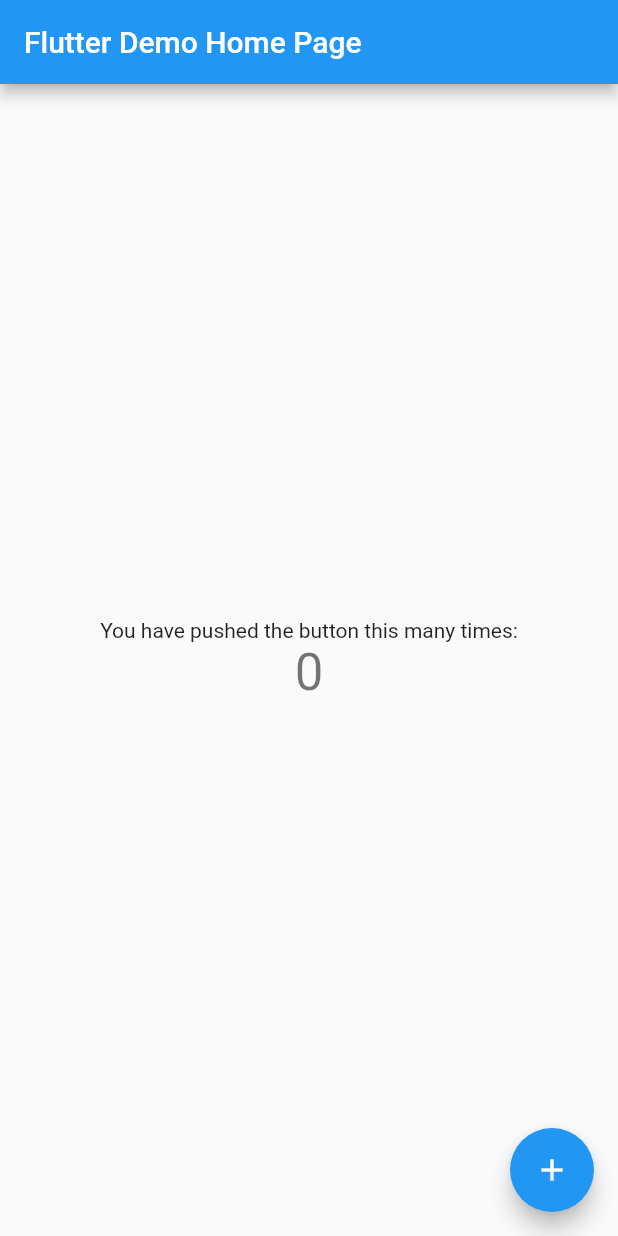
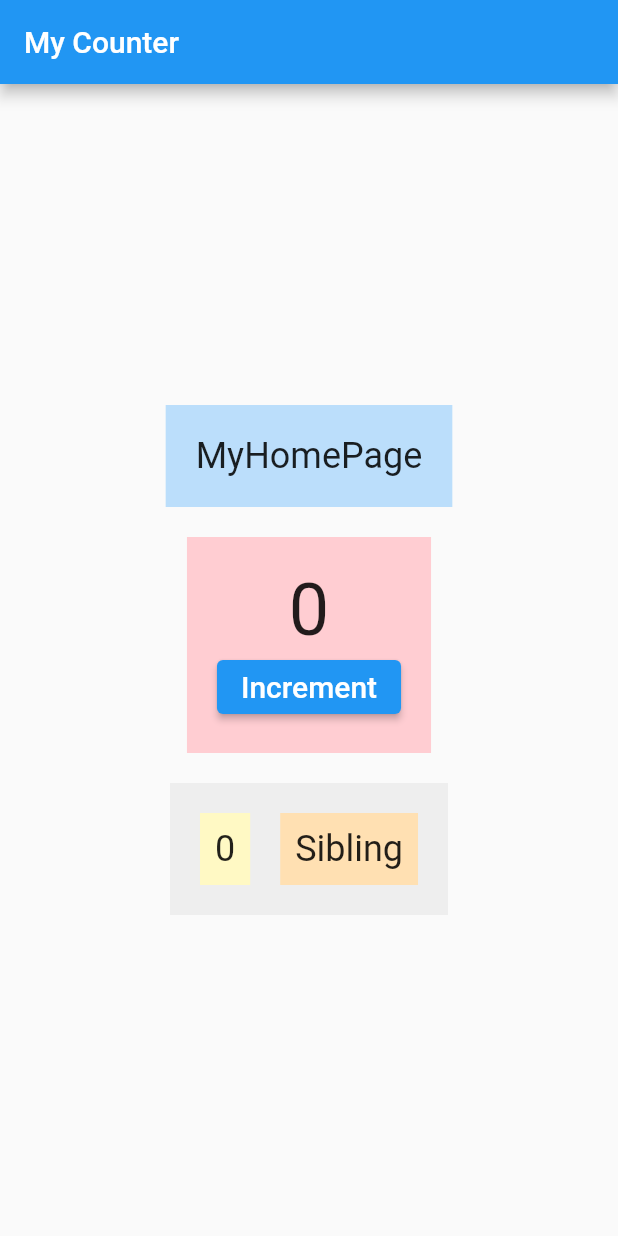
Before and after one commit to adeelzahid1/provider_basics, a Flutter app: the screen it shows after launch, on a phone screen of 412 x 824 dp. Run offline on Flutter 3.47's test engine with Material 2 defaults, Android fonts, the light colour scheme and no system bars.

Commit message:
change ui

```diff
--- a/lib/main.dart
+++ b/lib/main.dart
@@ -7,109 +7,158 @@
 class MyApp extends StatelessWidget {
   const MyApp({Key? key}) : super(key: key);
 
-  // This widget is the root of your application.
   @override
   Widget build(BuildContext context) {
     return MaterialApp(
-      title: 'Flutter Demo',
+      title: 'Counter',
+      debugShowCheckedModeBanner: false,
       theme: ThemeData(
-        // This is the theme of your application.
-        //
-        // Try running your application with "flutter run". You'll see the
-        // application has a blue toolbar. Then, without quitting the app, try
-        // changing the primarySwatch below to Colors.green and then invoke
-        // "hot reload" (press "r" in the console where you ran "flutter run",
-        // or simply save your changes to "hot reload" in a Flutter IDE).
-        // Notice that the counter didn't reset back to zero; the application
-        // is not restarted.
         primarySwatch: Colors.blue,
       ),
-      home: const MyHomePage(title: 'Flutter Demo Home Page'),
+      home: const MyHomePage(),
     );
   }
 }
 
 class MyHomePage extends StatefulWidget {
-  const MyHomePage({Key? key, required this.title}) : super(key: key);
-
-  // This widget is the home page of your application. It is stateful, meaning
-  // that it has a State object (defined below) that contains fields that affect
-  // how it looks.
-
-  // This class is the configuration for the state. It holds the values (in this
-  // case the title) provided by the parent (in this case the App widget) and
-  // used by the build method of the State. Fields in a Widget subclass are
-  // always marked "final".
-
-  final String title;
+  const MyHomePage({Key? key}) : super(key: key);
 
   @override
   State<MyHomePage> createState() => _MyHomePageState();
 }
 
 class _MyHomePageState extends State<MyHomePage> {
-  int _counter = 0;
+  int counter = 0;
 
-  void _incrementCounter() {
+  void increment() {
     setState(() {
-      // This call to setState tells the Flutter framework that something has
-      // changed in this State, which causes it to rerun the build method below
-      // so that the display can reflect the updated values. If we changed
-      // _counter without calling setState(), then the build method would not be
-      // called again, and so nothing would appear to happen.
-      _counter++;
+      counter++;
     });
   }
 
   @override
   Widget build(BuildContext context) {
-    // This method is rerun every time setState is called, for instance as done
-    // by the _incrementCounter method above.
-    //
-    // The Flutter framework has been optimized to make rerunning build methods
-    // fast, so that you can just rebuild anything that needs updating rather
-    // than having to individually change instances of widgets.
     return Scaffold(
       appBar: AppBar(
-        // Here we take the value from the MyHomePage object that was created by
-        // the App.build method, and use it to set our appbar title.
-        title: Text(widget.title),
+        title: const Text('My Counter'),
       ),
       body: Center(
-        // Center is a layout widget. It takes a single child and positions it
-        // in the middle of the parent.
         child: Column(
-          // Column is also a layout widget. It takes a list of children and
-          // arranges them vertically. By default, it sizes itself to fit its
-          // children horizontally, and tries to be as tall as its parent.
-          //
-          // Invoke "debug painting" (press "p" in the console, choose the
-          // "Toggle Debug Paint" action from the Flutter Inspector in Android
-          // Studio, or the "Toggle Debug Paint" command in Visual Studio Code)
-          // to see the wireframe for each widget.
-          //
-          // Column has various properties to control how it sizes itself and
-          // how it positions its children. Here we use mainAxisAlignment to
-          // center the children vertically; the main axis here is the vertical
-          // axis because Columns are vertical (the cross axis would be
-          // horizontal).
           mainAxisAlignment: MainAxisAlignment.center,
           children: <Widget>[
-            const Text(
-              'You have pushed the button this many times:',
+            Container(
+              color: Colors.blue[100],
+              padding: const EdgeInsets.all(20.0),
+              child: const Text(
+                'MyHomePage',
+                style: TextStyle(fontSize: 24.0),
+              ),
             ),
-            Text(
-              '$_counter',
-              style: Theme.of(context).textTheme.headline4,
+            const SizedBox(height: 20.0),
+            CounterA(
+              counter: counter,
+              increment: increment,
             ),
+            const SizedBox(height: 20.0),
+            Middle(counter: counter),
           ],
         ),
       ),
-      floatingActionButton: FloatingActionButton(
-        onPressed: _incrementCounter,
-        tooltip: 'Increment',
-        child: const Icon(Icons.add),
-      ), // This trailing comma makes auto-formatting nicer for build methods.
     );
   }
 }
+
+class CounterA extends StatelessWidget {
+  final int counter;
+  final void Function() increment;
+
+  const CounterA({
+    Key? key,
+    required this.counter,
+    required this.increment,
+  }) : super(key: key);
+
+  @override
+  Widget build(BuildContext context) {
+    return Container(
+      color: Colors.red[100],
+      padding: const EdgeInsets.all(20.0),
+      child: Column(
+        children: [
+          Text(
+            '$counter',
+            style: TextStyle(fontSize: 48.0),
+          ),
+          ElevatedButton(
+            onPressed: increment,
+            child: const Text(
+              'Increment',
+              style: TextStyle(fontSize: 20.0),
+            ),
+          ),
+        ],
+      ),
+    );
+  }
+}
+
+class Middle extends StatelessWidget {
+  final int counter;
+  const Middle({
+    Key? key,
+    required this.counter,
+  }) : super(key: key);
+
+  @override
+  Widget build(BuildContext context) {
+    return Container(
+      color: Colors.grey[200],
+      padding: const EdgeInsets.all(20.0),
+      child: Row(
+        mainAxisAlignment: MainAxisAlignment.center,
+        mainAxisSize: MainAxisSize.min,
+        children: [
+          CounterB(counter: counter),
+          const SizedBox(width: 20.0),
+          const Sibling(),
+        ],
+      ),
+    );
+  }
+}
+
+class CounterB extends StatelessWidget {
+  final int counter;
+  const CounterB({
+    Key? key,
+    required this.counter,
+  }) : super(key: key);
+
+  @override
+  Widget build(BuildContext context) {
+    return Container(
+      color: Colors.yellow[100],
+      padding: const EdgeInsets.all(10.0),
+      child: Text(
+        '$counter',
+        style: const TextStyle(fontSize: 24.0),
+      ),
+    );
+  }
+}
+
+class Sibling extends StatelessWidget {
+  const Sibling({Key? key}) : super(key: key);
+
+  @override
+  Widget build(BuildContext context) {
+    return Container(
+      color: Colors.orange[100],
+      padding: const EdgeInsets.all(10.0),
+      child: const Text(
+        'Sibling',
+        style: TextStyle(fontSize: 24.0),
+      ),
+    );
+  }
+}
--- a/pubspec.yaml
+++ b/pubspec.yaml
@@ -34,6 +34,7 @@
   # The following adds the Cupertino Icons font to your application.
   # Use with the CupertinoIcons class for iOS style icons.
   cupertino_icons: ^1.0.2
+  provider: ^6.0.2
 
 dev_dependencies:
   flutter_test:
```
Also changed, not shown: pubspec.lock.
